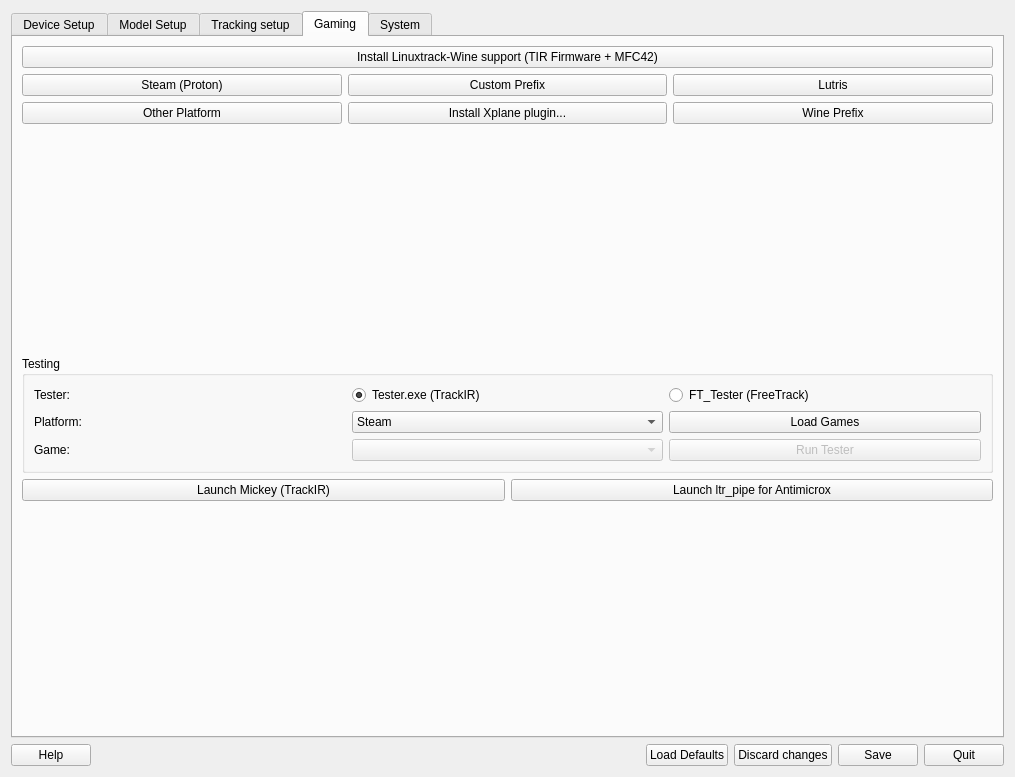
fwfa123/linuxtrackx-ir, file src/qt_gui/ltr.ui: the form before one commit.
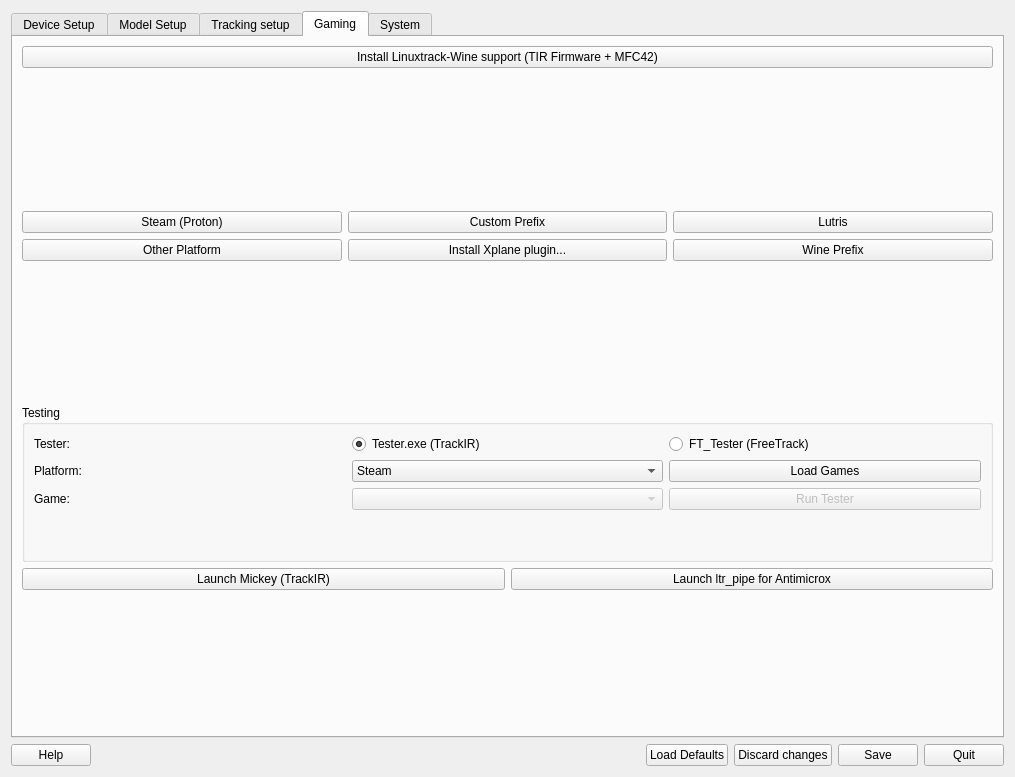
The form after the commit. The open tabs and pages were chosen to show the change. Icons and pictures are not drawn.

Diff of the .ui file:
```diff
--- a/src/qt_gui/ltr.ui
+++ b/src/qt_gui/ltr.ui
@@ -126,6 +126,19 @@
          </property>
         </widget>
        </item>
+       <item>
+        <spacer name="verticalSpacer_6">
+         <property name="orientation">
+          <enum>Qt::Vertical</enum>
+         </property>
+         <property name="sizeHint" stdset="0">
+          <size>
+           <width>20</width>
+           <height>20</height>
+          </size>
+         </property>
+        </spacer>
+       </item>
        <item>
         <layout class="QGridLayout" name="gridLayout_3">
          <item row="0" column="0">
@@ -284,6 +297,19 @@
             </item>
            </layout>
           </item>
+          <item>
+           <spacer name="verticalSpacer_5">
+            <property name="orientation">
+             <enum>Qt::Vertical</enum>
+            </property>
+            <property name="sizeHint" stdset="0">
+             <size>
+              <width>20</width>
+              <height>40</height>
+             </size>
+            </property>
+           </spacer>
+          </item>
          </layout>
         </widget>
        </item>
```
Left out of the diff: 8 changed lines with no effect on the pictures.
